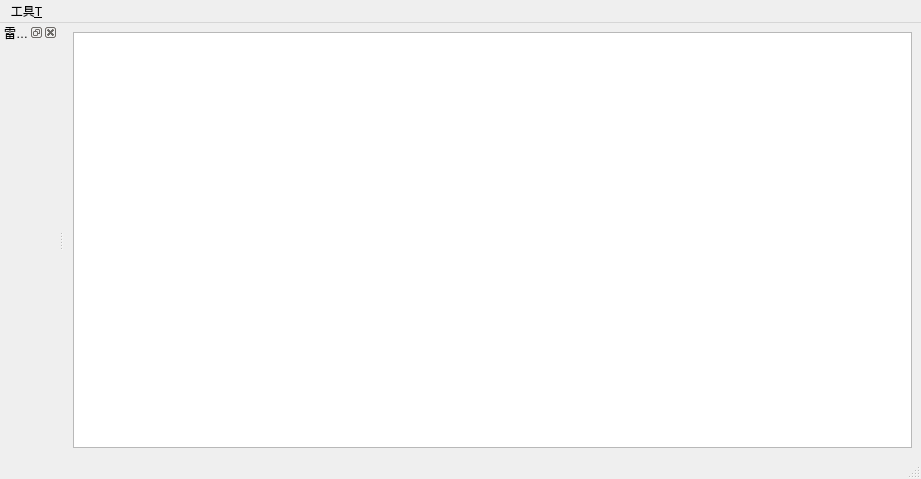
The window that prototype_v0719/mainwindow_radar.ui (Tangzixia/Digital-Prototype) describes before a commit, drawn with Qt 5.
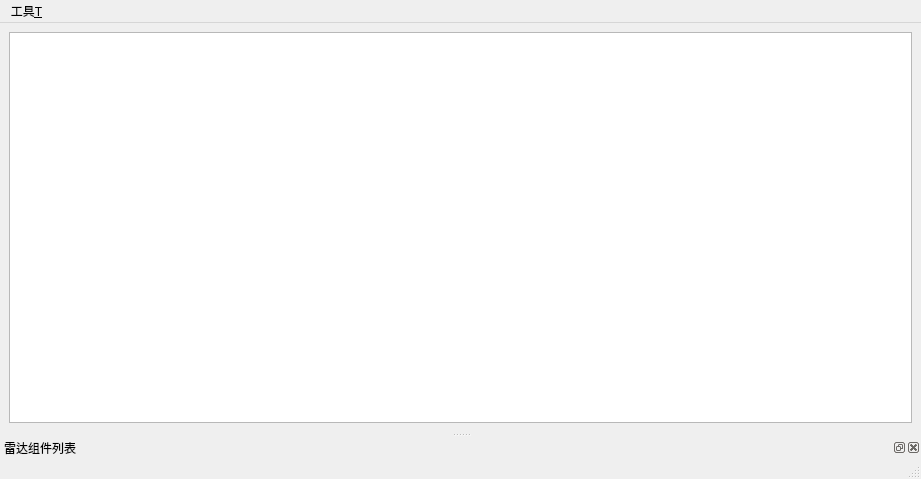
The same window after the commit.

Diff of the .ui file:
```diff
--- a/prototype_v0719/mainwindow_radar.ui
+++ b/prototype_v0719/mainwindow_radar.ui
@@ -46,7 +46,7 @@
     <string>雷达组件列表</string>
    </property>
    <attribute name="dockWidgetArea">
-    <number>1</number>
+    <number>8</number>
    </attribute>
    <widget class="QWidget" name="dockWidgetContents"/>
   </widget>
```
